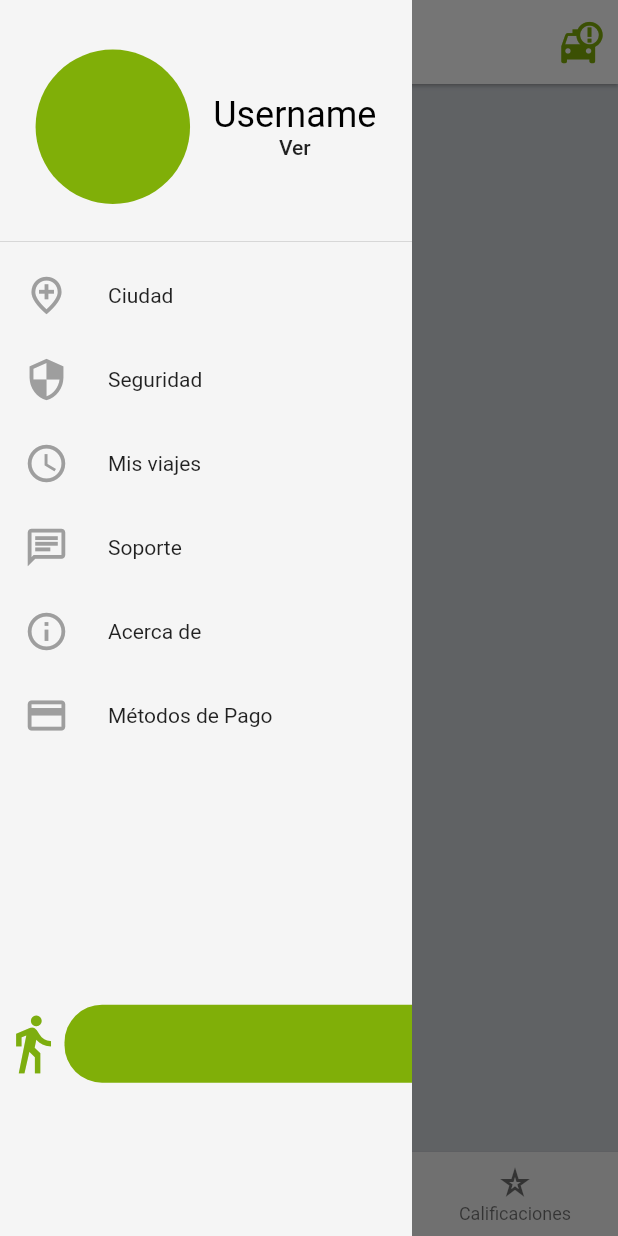
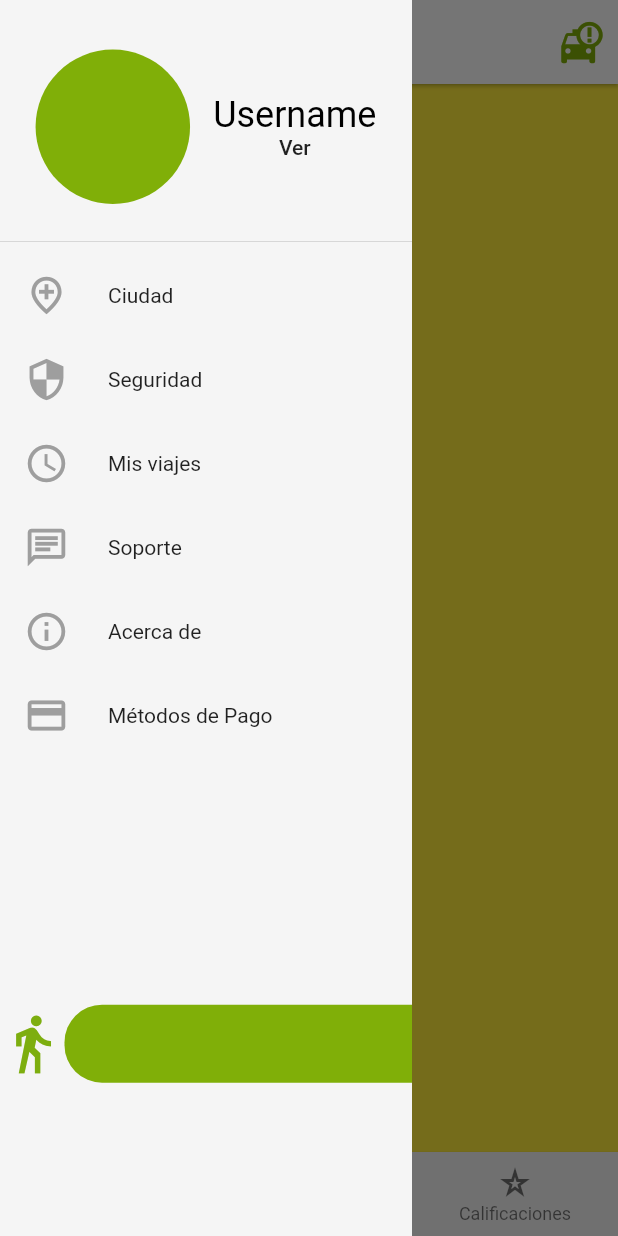
Before and after one commit to s3ba1999/GoSafeDriver, a Flutter app: the screen it shows after launch, after a tap on the "menu" icon, on a phone screen of 412 x 824 dp. Run offline on Flutter 3.47's test engine with Material 2 defaults, Android fonts, the light colour scheme and no system bars; our stand-ins replace get, get_storage; missing offline and left inert: block_input, firebase_auth_web, firebase_core_web, geolocator_web, image_picker_for_web, international_phone_input; accounts and stored records are empty.

Commit message:
androidSMSConfig && homepage

```diff
--- a/lib/main.dart
+++ b/lib/main.dart
@@ -3,7 +3,7 @@ import 'package:flutter/services.dart';
 
 import 'package:get/get.dart';
 import 'package:get_storage/get_storage.dart';
-import 'package:firebase_core/firebase_core.dart';
+// import 'package:firebase_core/firebase_core.dart';
 
 import 'package:gosafe_driver/src/env.dart';
 
--- /dev/null
+++ b/lib/src/pages/home/solicitudes.dart
@@ -0,0 +1,13 @@
+import 'package:flutter/material.dart';
+
+class SolicitudView extends StatelessWidget {
+  SolicitudView({Key key}) : super(key: key);
+
+  @override
+  Widget build(BuildContext context) {
+    return Container(
+      color: Colors.yellow,
+      child: Center(child: Text('SOLICITUDES')),
+    );
+  }
+}
--- a/lib/src/pages/homePage.dart
+++ b/lib/src/pages/homePage.dart
@@ -1,9 +1,11 @@
-import 'dart:ui';
-
 import 'package:get/get.dart';
 import 'package:flutter/material.dart';
 
 import 'package:gosafe_driver/src/widgets/drawer.dart';
+
+import 'package:gosafe_driver/src/pages/home/ingresos.dart';
+import 'package:gosafe_driver/src/pages/home/solicitudes.dart';
+import 'package:gosafe_driver/src/pages/home/calificacion.dart';
 
 class HomePage extends StatefulWidget {
   HomePage({Key key}) : super(key: key);
@@ -14,6 +16,7 @@ class HomePage extends StatefulWidget {
 
 class _HomePageState extends State<HomePage> {
   int currentIndex = 0;
+  Widget currentView = SolicitudView();
 
   final String status = 'Libre';
   final scaffoldKey = GlobalKey<ScaffoldState>();
@@ -22,6 +25,7 @@ class _HomePageState extends State<HomePage> {
   Widget build(BuildContext context) {
     return Scaffold(
       key: scaffoldKey,
+      body: currentView,
       backgroundColor: Get.theme.accentColor,
       appBar: AppBar(
         elevation: 1,
@@ -91,7 +95,6 @@ class _HomePageState extends State<HomePage> {
       bottomNavigationBar: BottomNavigationBar(
         elevation: 1,
         currentIndex: currentIndex,
-        onTap: (index) => setState(() => currentIndex = index),
         items: [
           BottomNavigationBarItem(
             icon: Icon(Icons.history),
@@ -109,6 +112,17 @@ class _HomePageState extends State<HomePage> {
             tooltip: 'Calificaciones',
           ),
         ],
+        onTap: (index) {
+          if (index == currentIndex) return;
+          if (index == 0) {
+            currentView = SolicitudView();
+          } else if (index == 1) {
+            currentView = IngresoView();
+          } else {
+            currentView = CalificacionView();
+          }
+          setState(() => currentIndex = index);
+        },
       ),
     );
   }
--- a/pubspec.yaml
+++ b/pubspec.yaml
@@ -42,7 +42,9 @@ dependencies:
 
   #mapsDependencies
   geolocator: ^7.0.3
+  mapbox_api: ^0.3.0
   google_maps_flutter: ^2.0.3
+  flutter_polyline_points: ^0.2.4
 
   # The following adds the Cupertino Icons font to your application.
   # Use with the CupertinoIcons class for iOS style icons.
```
Also changed, not shown: lib/src/pages/home/calificacion.dart (added, +13 -0 lines), lib/src/pages/home/ingresos.dart (added, +13 -0 lines), pubspec.lock, 6 other files.
